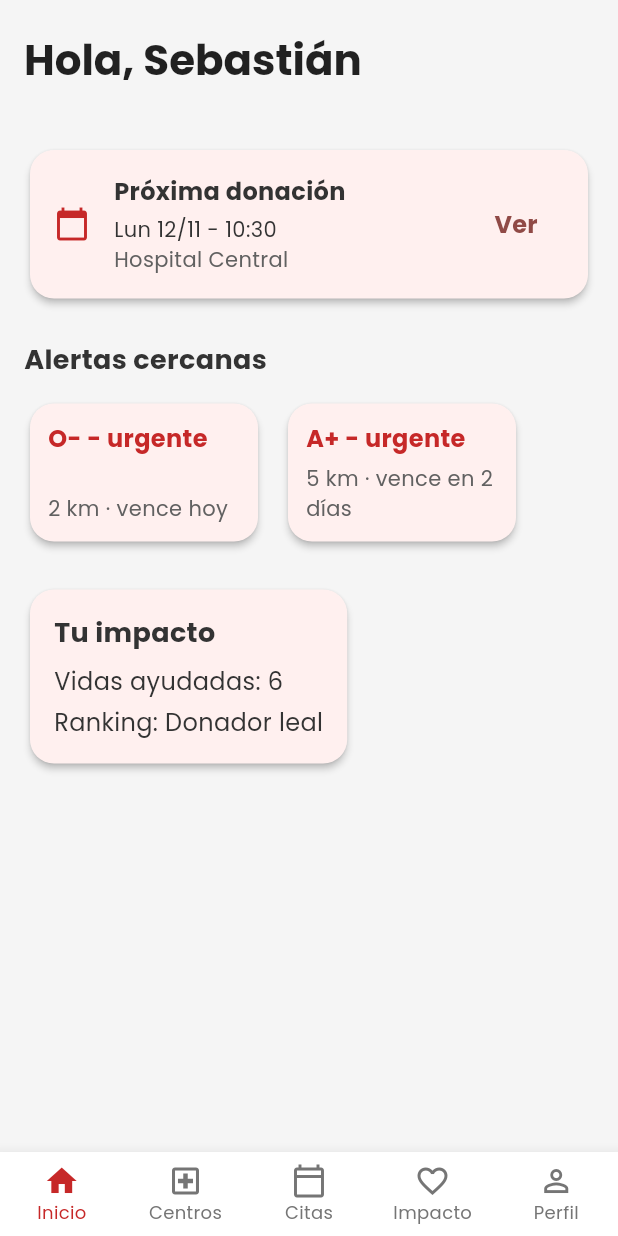
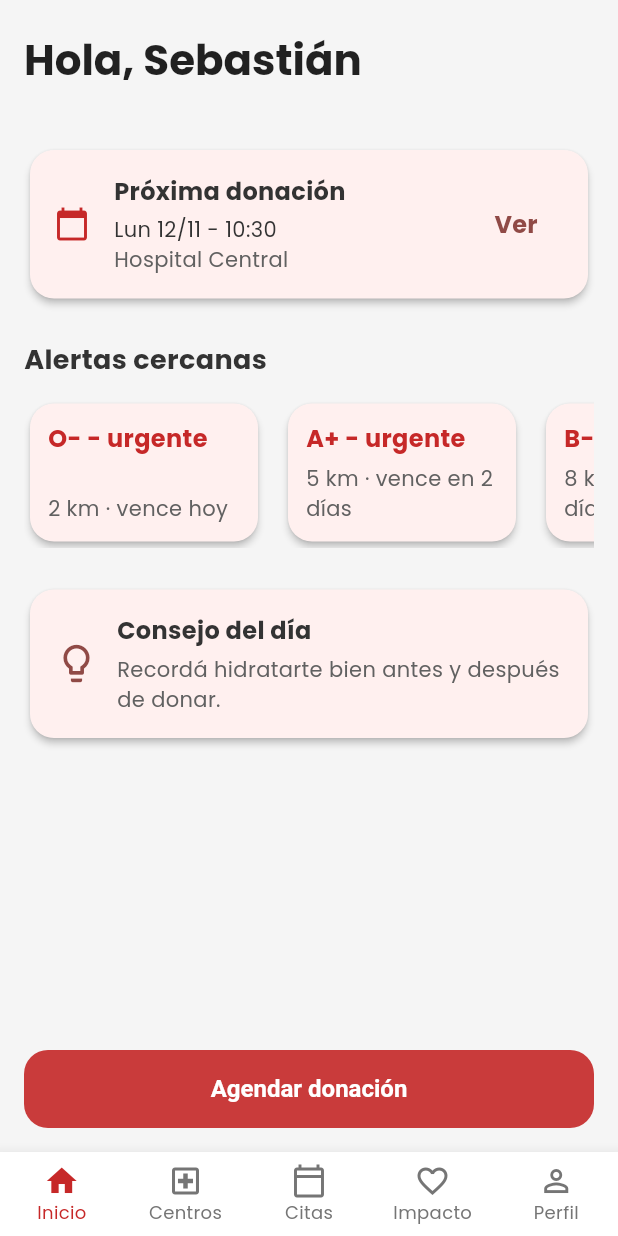
Before and after one commit to valentinfz/BloodHero, a Flutter app: the HomeScreen screen opened by its route, on a phone screen of 412 x 824 dp. Run offline on Flutter 3.47's test engine with Material 3 defaults, Android fonts, the phone set to English and light mode, and no system bars; our stand-ins replace flutter_map, flutter_riverpod, go_router, google_fonts, latlong2, share_plus; project files that could hold a hidden picture were left out.

Commit message:
Se agrega Riverpod en Alerts, Impact y se modifica el Home agregando consejos para los usuarios

```diff
--- a/lib/presentation/providers/appointments_provider.dart
+++ b/lib/presentation/providers/appointments_provider.dart
@@ -18,7 +18,7 @@ final appointmentDetailProvider = FutureProvider.autoDispose
 
 //PROVIDERS PARA EL FLUJO DE AGENDAR CITA:
 
-// 1. Clase auxiliar para pasar múltiples parámetros al provider.family
+// Clase auxiliar para pasar múltiples parámetros al provider.family
 class AvailableTimesParams {
   final String centerName;
   final DateTime date;
@@ -37,7 +37,7 @@ class AvailableTimesParams {
   int get hashCode => centerName.hashCode ^ date.hashCode;
 }
 
-// 2. Provider.family para obtener los horarios disponibles
+// Provider.family para obtener los horarios disponibles
 final availableTimesProvider = FutureProvider.autoDispose
     .family<List<String>, AvailableTimesParams>((ref, params) {
       final repository = ref.watch(centersRepositoryProvider);
--- a/lib/presentation/providers/centers_provider.dart
+++ b/lib/presentation/providers/centers_provider.dart
@@ -9,14 +9,14 @@ final centersRepositoryProvider = Provider<CentersRepository>((ref) {
   return FakeCentersRepository();
 });
 
-// 2. Provider para la lista de todos los centros:
+// Provider para la lista de todos los centros:
 // Llama al método getCenters() del repositorio actual.
 final centersProvider = FutureProvider.autoDispose<List<CenterEntity>>((ref) {
   final repository = ref.watch(centersRepositoryProvider);
   return repository.getCenters();
 });
 
-// 3. Provider.family para obtener los detalles de UN centro específico:
+// Provider.family para obtener los detalles de UN centro específico:
 // Recibe el nombre del centro como parámetro y llama al método getCenterDetails().
 final centerDetailProvider = FutureProvider.autoDispose
     .family<CenterDetailEntity, String>((ref, centerName) {
--- /dev/null
+++ b/lib/presentation/providers/home_provider.dart
@@ -0,0 +1,44 @@
+import 'package:flutter_riverpod/flutter_riverpod.dart';
+import '../../domain/entities/appointment_entity.dart';
+import '../../domain/entities/alert_entity.dart';
+import '../../domain/entities/user_entity.dart';
+import '../../domain/entities/user_impact_entity.dart';
+import 'centers_provider.dart'; // Importamos el provider del repositorio central
+
+// Provider para obtener el perfil del usuario
+final userProfileProvider = FutureProvider.autoDispose<UserEntity>((ref) {
+  final repository = ref.watch(centersRepositoryProvider);
+  return repository.getUserProfile();
+});
+
+// Provider para la próxima cita
+final nextAppointmentProvider = FutureProvider.autoDispose<AppointmentEntity>((ref) {
+  final repository = ref.watch(centersRepositoryProvider);
+  return repository.getNextAppointment();
+});
+
+// Provider para las alertas cercanas
+final nearbyAlertsProvider = FutureProvider.autoDispose<List<AlertEntity>>((ref) {
+  final repository = ref.watch(centersRepositoryProvider);
+  return repository.getNearbyAlerts();
+});
+
+// Provider para el impacto del usuario
+final userImpactProvider = FutureProvider.autoDispose<UserImpactEntity>((ref) async {
+  // En el futuro, esto también vendría del repositorio.
+  // Por ahora, lo simulamos aquí.
+  await Future.delayed(const Duration(milliseconds: 1200));
+  // TODO: Obtener datos de impacto reales del repositorio cuando se implemente.
+  return  UserImpactEntity(
+    livesHelped: 6,
+    ranking: 'Donador leal',
+  );
+});
+
+// Provider para obtener UN consejo de donación para mostrar en el Home
+final donationTipProvider = FutureProvider.autoDispose<String>((ref) async {
+  final repository = ref.watch(centersRepositoryProvider);
+  final tips = await repository.getDonationTips();
+  // Devuelve el primer consejo de la lista, o un mensaje por defecto si no hay ninguno.
+  return tips.isNotEmpty ? tips.first : '¡Donar sangre salva vidas!';
+});
--- a/lib/presentation/providers/home_providers.dart
+++ /dev/null
@@ -1,36 +0,0 @@
-import 'package:flutter_riverpod/flutter_riverpod.dart';
-import '../../domain/entities/appointment_entity.dart';
-import '../../domain/entities/alert_entity.dart';
-import '../../domain/entities/user_entity.dart';
-import '../../domain/entities/user_impact_entity.dart';
-import 'centers_provider.dart';
-
-final userProfileProvider = FutureProvider.autoDispose<UserEntity>((ref) {
-  final repository = ref.watch(centersRepositoryProvider);
-  return repository.getUserProfile();
-});
-
-// Provider para la próxima cita
-final nextAppointmentProvider = FutureProvider.autoDispose<AppointmentEntity>((
-  ref,
-) {
-  final repository = ref.watch(centersRepositoryProvider);
-  return repository.getNextAppointment();
-});
-
-// Provider para las alertas cercanas
-final nearbyAlertsProvider = FutureProvider.autoDispose<List<AlertEntity>>((
-  ref,
-) {
-  final repository = ref.watch(centersRepositoryProvider);
-  return repository.getNearbyAlerts();
-});
-
-// Provider para el impacto del usuario
-final userImpactProvider = FutureProvider.autoDispose<UserImpactEntity>((
-  ref,
-) async {
-  // Esto también vendría del repositorio en Firebase pero por ahora lo simulamos
-  await Future.delayed(const Duration(milliseconds: 1200));
-  return UserImpactEntity(livesHelped: 6, ranking: 'Donador leal');
-});
--- a/lib/presentation/screens/home/home_screen.dart
+++ b/lib/presentation/screens/home/home_screen.dart
@@ -1,16 +1,19 @@
+import 'package:bloodhero/domain/entities/alert_entity.dart';
+import 'package:bloodhero/presentation/providers/home_provider.dart';
 import 'package:flutter/material.dart';
 import 'package:flutter_riverpod/flutter_riverpod.dart';
 import 'package:go_router/go_router.dart';
-import '../../providers/home_providers.dart';
 import '../../widgets/custom_bottom_nav_bar.dart';
+import '../../widgets/shared/app_button.dart';
 import '../appointments/citas_screen.dart';
+import '../centers/centers_screen.dart';
 
-class HomeScreen extends StatelessWidget {
+class HomeScreen extends ConsumerWidget {
   static const String name = 'home_screen';
   const HomeScreen({super.key});
 
   @override
-  Widget build(BuildContext context) {
+  Widget build(BuildContext context, WidgetRef ref) {
     return Scaffold(
       backgroundColor: Colors.grey[100],
       appBar: AppBar(
@@ -30,32 +33,44 @@ class HomeScreen extends StatelessWidget {
               SizedBox(height: 24),
               _NearbyAlertsSection(),
               SizedBox(height: 24),
-              _ImpactSection(),
-              SizedBox(height: 24),
+              _DonationTipSection(),
+              SizedBox(height: 96),
             ],
           ),
         ),
       ),
       bottomNavigationBar: const CustomBottomNavBar(currentIndex: 0),
+      floatingActionButton: Padding(
+        padding: const EdgeInsets.symmetric(horizontal: 16.0),
+        child: AppButton.primary(
+          text: 'Agendar donación',
+          onPressed: () {
+            context.goNamed(CenterScreen.name);
+            // --------------------------
+          },
+        ),
+      ),
+      floatingActionButtonLocation: FloatingActionButtonLocation.centerFloat,
     );
   }
 }
 
+// Widgets internos:
+
 class _Header extends ConsumerWidget {
   const _Header();
-
   @override
   Widget build(BuildContext context, WidgetRef ref) {
-    // Se observa el provider del perfil de usuario
     final userProfileAsync = ref.watch(userProfileProvider);
-
-    // .when para manejar los diferentes estados
     return userProfileAsync.when(
-      // Mientras carga, no mostramos nada.
-      loading: () => const SizedBox.shrink(),
-      // Si hay un error, mostramos un saludo generico
-      error: (err, stack) => const Text('Hola'),
-      // Cuando tenemos los datos, extraemos el nombre y lo mostramos
+      loading: () => const Text(
+        'Hola...',
+        style: TextStyle(fontSize: 28, fontWeight: FontWeight.bold),
+      ),
+      error: (err, stack) => const Text(
+        'Hola',
+        style: TextStyle(fontSize: 28, fontWeight: FontWeight.bold),
+      ),
       data: (user) => Text(
         'Hola, ${user.name}',
         style: const TextStyle(
@@ -70,14 +85,17 @@ class _Header extends ConsumerWidget {
 
 class _NextAppointmentCard extends ConsumerWidget {
   const _NextAppointmentCard();
-
   @override
   Widget build(BuildContext context, WidgetRef ref) {
     final appointmentAsync = ref.watch(nextAppointmentProvider);
-
     return appointmentAsync.when(
       loading: () => const _LoadingCard(height: 120),
-      error: (err, stack) => Text('Error: $err'),
+      error: (err, stack) => Card(
+        child: Padding(
+          padding: const EdgeInsets.all(16.0),
+          child: Text('Error al cargar cita: $err'),
+        ),
+      ),
       data: (appointment) => Card(
         elevation: 2,
         shape: RoundedRectangleBorder(borderRadius: BorderRadius.circular(16)),
@@ -124,11 +142,9 @@ class _NextAppointmentCard extends ConsumerWidget {
 
 class _NearbyAlertsSection extends ConsumerWidget {
   const _NearbyAlertsSection();
-
   @override
   Widget build(BuildContext context, WidgetRef ref) {
     final alertsAsync = ref.watch(nearbyAlertsProvider);
-
     return Column(
       crossAxisAlignment: CrossAxisAlignment.start,
       children: [
@@ -140,16 +156,21 @@ class _NearbyAlertsSection extends ConsumerWidget {
         SizedBox(
           height: 100,
           child: alertsAsync.when(
-            loading: () => const _LoadingCard(width: 160),
-            error: (err, stack) => Text('Error: $err'),
-            data: (alerts) => ListView.builder(
+            loading: () => const Center(child: _LoadingCard(width: 160)),
+            error: (err, stack) => Center(child: Text('Error: $err')),
+            data: (alerts) {
+              if (alerts.isEmpty) {
+                return const Center(child: Text('No hay alertas cerca.'));
+              }
+              return ListView.builder(
                 scrollDirection: Axis.horizontal,
                 itemCount: alerts.length,
                 itemBuilder: (context, index) {
                   final alert = alerts[index];
                   return _AlertCard(alert: alert);
                 },
-            ),
+              );
+            },
           ),
         ),
       ],
@@ -158,9 +179,8 @@ class _NearbyAlertsSection extends ConsumerWidget {
 }
 
 class _AlertCard extends StatelessWidget {
-  final dynamic alert;
+  final AlertEntity alert;
   const _AlertCard({required this.alert});
-
   @override
   Widget build(BuildContext context) {
     return Container(
@@ -196,37 +216,48 @@ class _AlertCard extends StatelessWidget {
   }
 }
 
-class _ImpactSection extends ConsumerWidget {
-  const _ImpactSection();
-
+class _DonationTipSection extends ConsumerWidget {
+  const _DonationTipSection();
   @override
   Widget build(BuildContext context, WidgetRef ref) {
-    final impactAsync = ref.watch(userImpactProvider);
-
-    return impactAsync.when(
-      loading: () => const _LoadingCard(height: 120),
-      error: (err, stack) => Text('Error: $err'),
-      data: (impact) => Card(
+    final tipAsync = ref.watch(donationTipProvider);
+    return Card(
       elevation: 2,
       shape: RoundedRectangleBorder(borderRadius: BorderRadius.circular(16)),
-        child: Padding(
+      child: tipAsync.when(
+        loading: () => const _LoadingCard(height: 80),
+        error: (err, stack) => const Padding(
+          padding: EdgeInsets.all(16.0),
+          child: Text('No se pudo cargar el consejo.'),
+        ),
+        data: (tip) => Padding(
           padding: const EdgeInsets.all(16.0),
+          child: Row(
+            children: [
+              Icon(
+                Icons.lightbulb_outline,
+                color: Theme.of(context).colorScheme.primary,
+                size: 30,
+              ),
+              const SizedBox(width: 12),
+              Expanded(
                 child: Column(
                   crossAxisAlignment: CrossAxisAlignment.start,
                   children: [
                     const Text(
-                'Tu impacto',
-                style: TextStyle(fontSize: 18, fontWeight: FontWeight.bold),
+                      'Consejo del día',
+                      style: TextStyle(
+                        fontSize: 16,
+                        fontWeight: FontWeight.bold,
                       ),
-              const SizedBox(height: 8),
-              Text(
-                'Vidas ayudadas: ${impact.livesHelped}',
-                style: const TextStyle(fontSize: 16),
                     ),
                     const SizedBox(height: 4),
                     Text(
-                'Ranking: ${impact.ranking}',
-                style: const TextStyle(fontSize: 16),
+                      tip,
+                      style: TextStyle(fontSize: 14, color: Colors.grey[700]),
+                    ),
+                  ],
+                ),
               ),
             ],
           ),
@@ -243,11 +274,10 @@ class _LoadingCard extends StatelessWidget {
 
   @override
   Widget build(BuildContext context) {
-    return Container(
+    return SizedBox(
       height: height,
       width: width,
-      alignment: Alignment.center,
-      child: const CircularProgressIndicator(),
+      child: const Center(child: CircularProgressIndicator()),
     );
   }
 }
--- a/lib/presentation/screens/impact/impact_detail_screen.dart
+++ b/lib/presentation/screens/impact/impact_detail_screen.dart
@@ -1,5 +1,7 @@
 import 'package:flutter/material.dart';
 import 'package:share_plus/share_plus.dart';
+
+// REVISAR SI SE QUEDA O NO
 
 class ImpactDetailScreen extends StatelessWidget {
   static const String name = 'impact_detail_screen';
```
Also changed, not shown: lib/data/repositories/fake_centers_repository.dart (+59 -0 lines), lib/domain/entities/achievement_entity.dart (added, +11 -0 lines), lib/domain/entities/user_impact_entity.dart (+6 -1 lines), lib/domain/repositories/centers_repository.dart (+8 -3 lines), lib/main.dart (+5 -4 lines), lib/presentation/providers/achievement_provider.dart (added, +25 -0 lines), lib/presentation/screens/alerts/alerts_screen.dart (+36 -24 lines), lib/presentation/screens/impact/impact_screen.dart (+72 -44 lines). Lines whose indentation alone changed are shown as unchanged.
